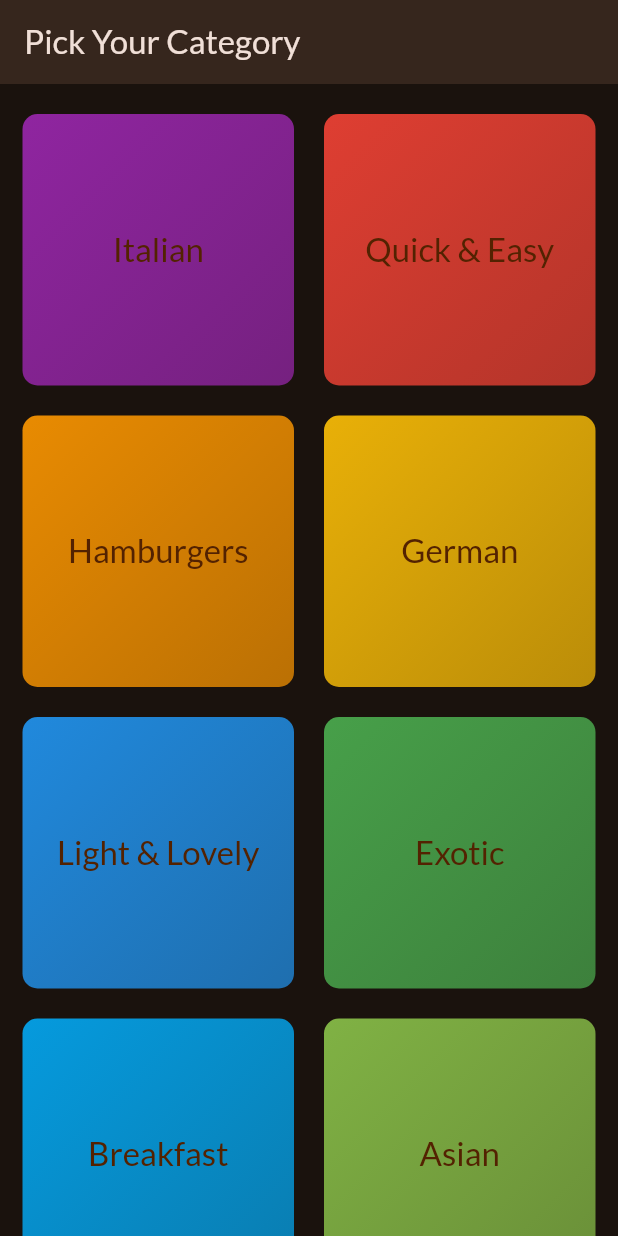
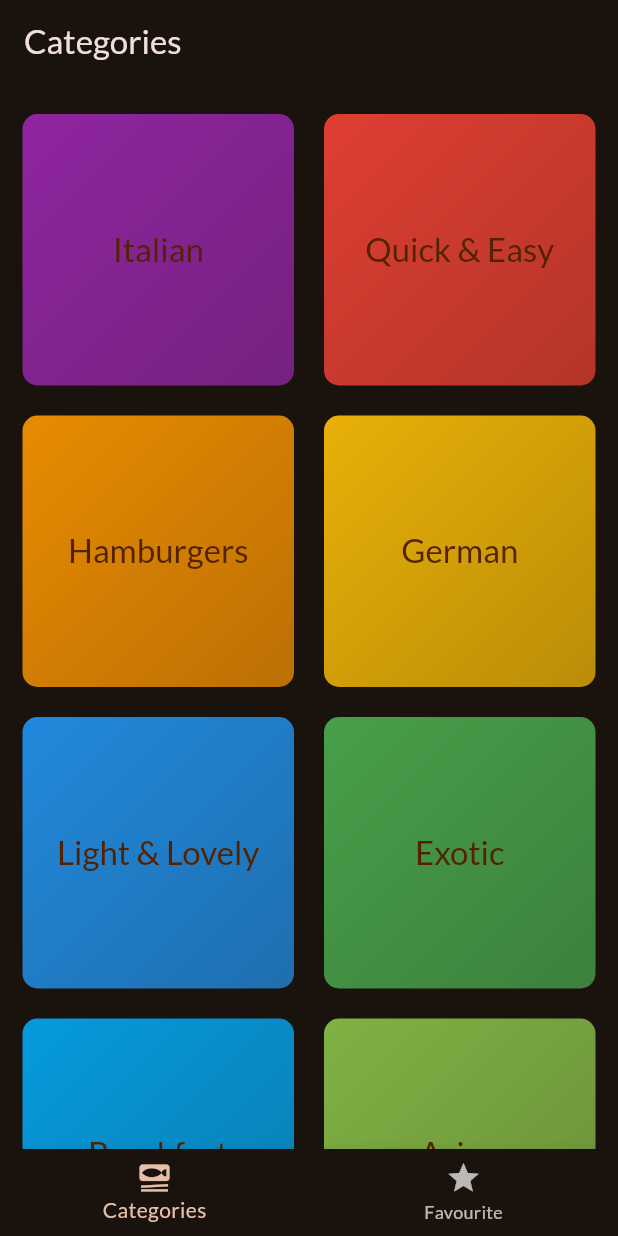
Before and after one commit to pranav-deshpande6224/apps, a Flutter app: the screen it shows after launch, on a phone screen of 412 x 824 dp. Run offline on Flutter 3.47's test engine with Material 3 defaults, Android fonts, the phone set to English and light mode, and no system bars; our stand-ins replace google_fonts, transparent_image.

Commit message:
added tabs screen and adding the favourite button

```diff
--- a/meals_app/lib/Screens/category_screen.dart
+++ b/meals_app/lib/Screens/category_screen.dart
@@ -7,7 +7,8 @@ import 'package:meals_app/Screens/meals_screen.dart';
 import 'package:meals_app/Widgets/category_grid_view_element.dart';
 
 class CategoryScreen extends StatelessWidget {
-  const CategoryScreen({super.key});
+  const CategoryScreen({super.key, required this.favourite});
+  final void Function(Meal meal) favourite;
 
   void _selectedCategory(BuildContext context, Category category) {
     final List<Meal> categoryMeals = dummyMeals.where((element) {
@@ -17,18 +18,14 @@ class CategoryScreen extends StatelessWidget {
       return MealsScreen(
         title: category.title,
         meals: categoryMeals,
+        addRemoveFavourite: favourite,
       );
     }));
   }
 
   @override
   Widget build(BuildContext context) {
-    return Scaffold(
-      appBar: AppBar(
-        elevation: 8,
-        title: const Text('Pick Your Category'),
-      ),
-      body: GridView(
+    return GridView(
         padding: const EdgeInsets.only(
           left: 15,
           right: 15,
@@ -45,7 +42,6 @@ class CategoryScreen extends StatelessWidget {
             categorySelected: _selectedCategory,
           );
         }).toList(),
-      ),
     );
   }
 }
--- /dev/null
+++ b/meals_app/lib/Screens/tab_screen.dart
@@ -0,0 +1,67 @@
+import 'package:flutter/material.dart';
+import 'package:meals_app/Models/meal.dart';
+import 'package:meals_app/Screens/category_screen.dart';
+import 'package:meals_app/Screens/meals_screen.dart';
+// switching between the tabs
+// we update the screen
+// so we go with stateful widget
+
+class TabScreen extends StatefulWidget {
+  const TabScreen({super.key});
+
+  @override
+  State<TabScreen> createState() => _TabScreenState();
+}
+
+class _TabScreenState extends State<TabScreen> {
+  int _selectedPageIndex = 0;
+  final List<Meal> _favouriteMeals = [];
+  void _selectPage(int index) {
+    setState(() {
+      _selectedPageIndex = index;
+    });
+  }
+
+  void _makeFavourite(Meal meal) {
+    var favItem = _favouriteMeals.contains(meal);
+    if (favItem) {
+      _favouriteMeals.remove(meal);
+    } else {
+      _favouriteMeals.add(meal);
+    }
+  }
+
+  @override
+  Widget build(BuildContext context) {
+    Widget activePage = CategoryScreen(favourite: _makeFavourite,);
+    if (_selectedPageIndex == 1) {
+      activePage = MealsScreen(meals: [], addRemoveFavourite: _makeFavourite,);
+    }
+    return Scaffold(
+      appBar: AppBar(
+        title: Text(_selectedPageIndex == 0 ? 'Categories' : 'Your Favourites'),
+      ),
+      body: activePage,
+      bottomNavigationBar: BottomNavigationBar(
+        onTap: (index) {
+          _selectPage(index);
+        },
+        currentIndex: _selectedPageIndex,
+        items: const [
+          BottomNavigationBarItem(
+            icon: Icon(
+              Icons.set_meal,
+            ),
+            label: 'Categories',
+          ),
+          BottomNavigationBarItem(
+            icon: Icon(
+              Icons.star,
+            ),
+            label: 'Favourite',
+          )
+        ],
+      ),
+    );
+  }
+}
--- a/meals_app/lib/main.dart
+++ b/meals_app/lib/main.dart
@@ -1,6 +1,7 @@
 import 'package:flutter/material.dart';
 import 'package:google_fonts/google_fonts.dart';
 import 'package:meals_app/Screens/category_screen.dart';
+import 'package:meals_app/Screens/tab_screen.dart';
 
 final theme = ThemeData(
   colorScheme: ColorScheme.fromSeed(
@@ -20,8 +21,9 @@ class App extends StatelessWidget {
   @override
   Widget build(BuildContext context) {
     return MaterialApp(
+      debugShowCheckedModeBanner: false,
       theme: theme,
-      home: const CategoryScreen(),
+      home: const TabScreen(),
     );
   }
 }
```
Also changed, not shown: meals_app/lib/Screens/meal_details_screen.dart (+48 -6 lines), meals_app/lib/Screens/meals_screen.dart (+30 -13 lines).
